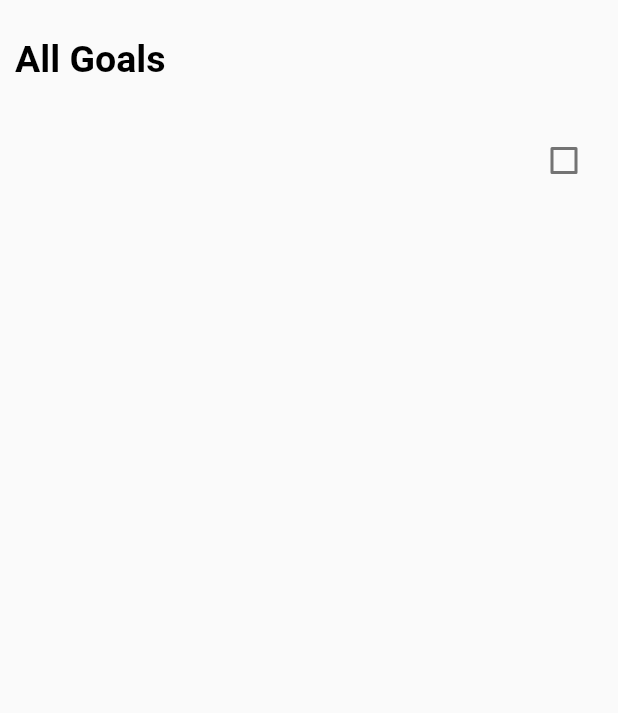
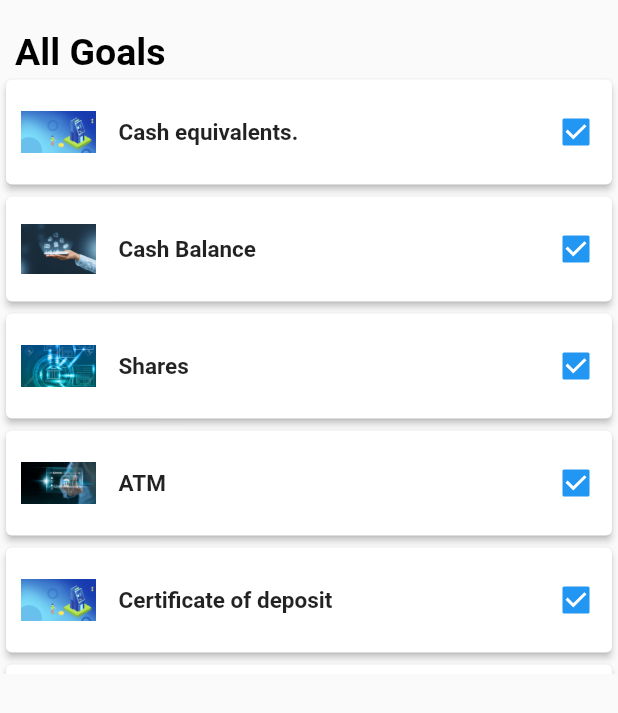
Before and after one commit to OKWOREJIKEJUDE/banky, a Flutter app: the Active screen opened directly, on a phone screen of 412 x 824 dp. Shown: the top 713 px of the screen. Run offline on Flutter 3.47's test engine with Material 2 defaults, Android fonts, the phone set to English and light mode, and no system bars; our stand-ins replace flutter_swiper.

Commit message:
third banky commit

```diff
--- a/lib/active.dart
+++ b/lib/active.dart
@@ -1,5 +1,6 @@
 // ignore_for_file: prefer_const_constructors
 
+import 'package:banky/model/datas.dart';
 import 'package:flutter/material.dart';
 
 class Active extends StatelessWidget {
@@ -11,7 +12,7 @@ class Active extends StatelessWidget {
       body: Column(
         children: [
           SizedBox(
-            height: 25,
+            height: 20,
           ),
           Container(
             margin: EdgeInsets.only(left: 10, right: 10),
@@ -27,10 +28,54 @@ class Active extends StatelessWidget {
             ),
           ),
           SizedBox(
-            height: 25,
+            height: 400,
+            child: ListView.builder(
+                itemCount: listData.length,
+                itemBuilder: (context, index) {
+                  MyDatas myDatas = listData[index];
+                  return Card(
+                    elevation: 2,
+                    child: Container(
+                      height: 70,
+                      child: Row(
+                        mainAxisAlignment: MainAxisAlignment.spaceBetween,
+                        children: [
+                          Padding(
+                            padding: const EdgeInsets.only(left: 10),
+                            child: Row(
+
+                              mainAxisAlignment: MainAxisAlignment.spaceBetween,
+                              children: [
+                                CircleAvatar(
+
+                                  radius: 25,
+                                  backgroundColor: Colors.white,
+                                  child: Image.asset(
+                                    myDatas.imageURL,
+                                  ),
+                                ),
+                                SizedBox(
+                                  width: 15,
+                                ),
+                                Text(
+                                  myDatas.myTitle,
+                                  style: TextStyle(
+                                      fontSize: 15, fontWeight: FontWeight.bold),
+                                ),
+                              ],
+                            ),
+                          ),
+                          Checkbox(
+                              value: true,
+                              onChanged: (val) {
+                                print(val);
+                              })
+                        ],
+                      ),
+                    ),
+                  );
+                }),
           ),
-
-          CheckboxListTile(value: false, onChanged: (val){})
         ],
       ),
     );
--- /dev/null
+++ b/lib/model/datas.dart
@@ -0,0 +1,44 @@
+class MyDatas {
+  final String myTitle;
+  final String imageURL;
+
+  MyDatas({
+    required this.myTitle,
+    required this.imageURL,
+  });
+}
+
+final List<MyDatas> listData = [
+  MyDatas(
+    myTitle: 'Cash equivalents. ',
+    imageURL: 'assets/bank1.jpg',
+  ),
+  MyDatas(
+    myTitle: 'Cash Balance',
+    imageURL: 'assets/bank2.jpg',
+  ),
+  MyDatas(
+    myTitle: 'Shares',
+    imageURL: 'assets/bank3.jpg',
+  ),
+  MyDatas(
+    myTitle: 'ATM ',
+    imageURL: 'assets/bank4.jpg',
+  ),
+  MyDatas(
+    myTitle: 'Certificate of deposit',
+    imageURL: 'assets/bank1.jpg',
+  ),
+  MyDatas(
+    myTitle: 'Checking account',
+    imageURL: 'assets/bank2.jpg',
+  ),
+  MyDatas(
+    myTitle: 'Compound Interest',
+    imageURL: 'assets/bank3.jpg',
+  ),
+  MyDatas(
+    myTitle: 'Debit Card',
+    imageURL: 'assets/bank4.jpg',
+  ),
+];
```
